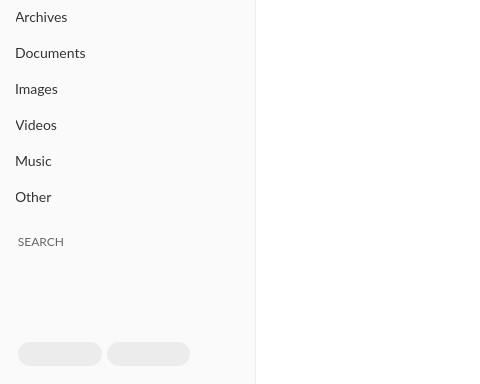
Above: src/MEGASync/transfers/gui/linux/TransferManager.ui from meganz/MEGAsync before the change; both pictures show x 0 to 480 and y 336 to 720 of the 1161 by 720 pixel window. Below: the same form after it.
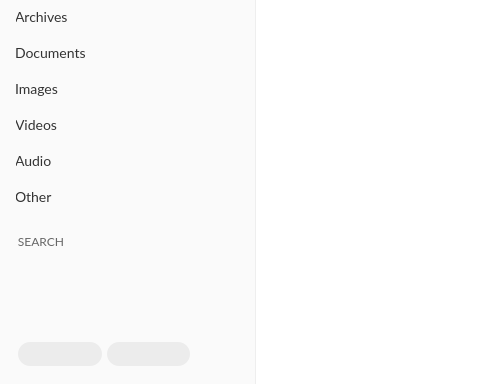
That is the form after the change. Icons and pictures are not drawn. Custom widgets are drawn as their Qt base class.

Commit message: Some issues ocurred state fixed // Changed music to Audio // Delegate hover manager invalid index bug fixed

```diff
--- a/src/MEGASync/transfers/gui/linux/TransferManager.ui
+++ b/src/MEGASync/transfers/gui/linux/TransferManager.ui
@@ -1534,7 +1534,7 @@
                <cursorShape>PointingHandCursor</cursorShape>
               </property>
               <property name="text">
-               <string>Music</string>
+               <string>Audio</string>
               </property>
               <property name="icon">
                <iconset resource="../../../gui/Resources_linux.qrc">
```
Left out of the diff: 6 changed lines with no effect on the pictures. The commit also changes 10 other files.
